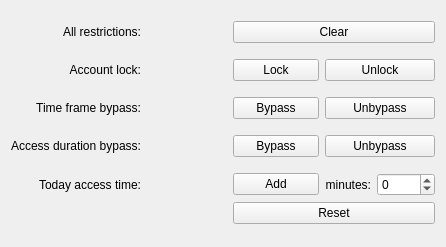
Before: the Qt Designer form src/kcm/ui/grant.ui in simgunz/timekpr, drawn with Qt 5.
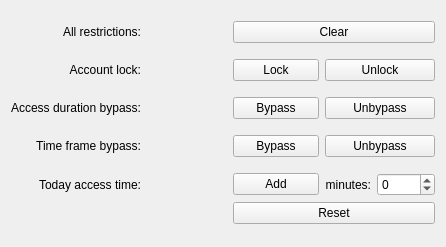
After: the same form once the commit is applied. Custom widgets are drawn as their Qt base class.

Commit message: everything fixed up according to new ui

What changed in the file:
```diff
--- a/src/kcm/ui/grant.ui
+++ b/src/kcm/ui/grant.ui
@@ -74,7 +74,7 @@
    <item row="5" column="0">
     <widget class="QLabel" name="label_3">
      <property name="text">
-      <string>Time frame bypass:</string>
+      <string>Access duration bypass:</string>
      </property>
      <property name="alignment">
       <set>Qt::AlignRight|Qt::AlignTrailing|Qt::AlignVCenter</set>
@@ -82,14 +82,14 @@
     </widget>
    </item>
    <item row="5" column="2">
-    <widget class="KPushButton" name="btnBoundBypass">
+    <widget class="KPushButton" name="btnLimitBypass">
      <property name="text">
       <string>Bypass</string>
      </property>
     </widget>
    </item>
    <item row="5" column="3">
-    <widget class="KPushButton" name="btnClearBoundBypass">
+    <widget class="KPushButton" name="btnClearLimitBypass">
      <property name="text">
       <string>Unbypass</string>
      </property>
@@ -98,7 +98,7 @@
    <item row="7" column="0">
     <widget class="QLabel" name="label_4">
      <property name="text">
-      <string>Access duration bypass:</string>
+      <string>Time frame bypass:</string>
      </property>
      <property name="alignment">
       <set>Qt::AlignRight|Qt::AlignTrailing|Qt::AlignVCenter</set>
@@ -106,14 +106,14 @@
     </widget>
    </item>
    <item row="7" column="2">
-    <widget class="KPushButton" name="btnLimitBypass">
+    <widget class="KPushButton" name="btnBoundBypass">
      <property name="text">
       <string>Bypass</string>
      </property>
     </widget>
    </item>
    <item row="7" column="3">
-    <widget class="KPushButton" name="btnClearLimitBypass">
+    <widget class="KPushButton" name="btnClearBoundBypass">
      <property name="text">
       <string>Unbypass</string>
      </property>
```
The commit also changes 5 other files.
